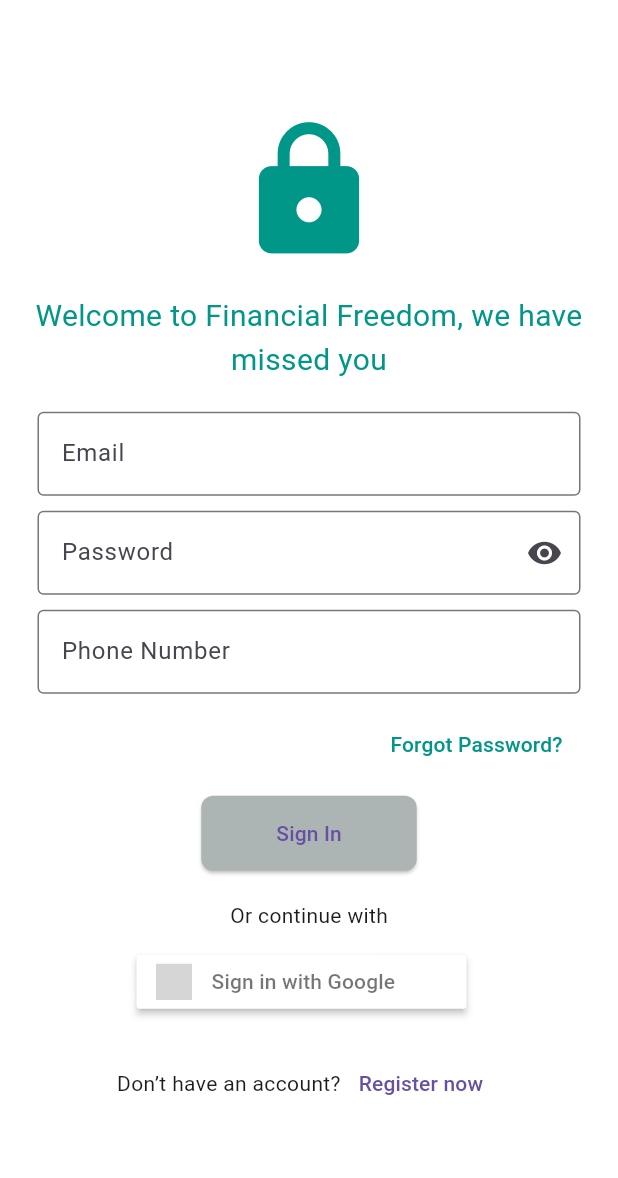
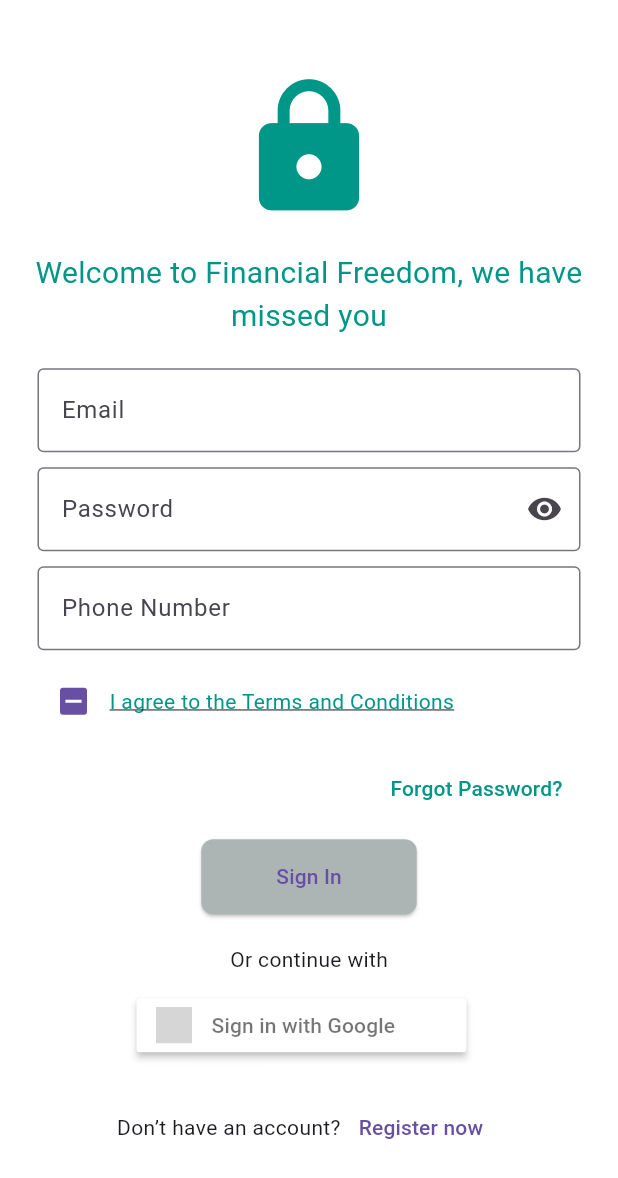
Before and after one commit to Group17-Recess/GROWGRAIL, a Flutter app: the screen it shows after launch, after a tap on "Login/Signup", on a phone screen of 412 x 824 dp. Shown: the top 1178 px of the screen. Run offline on Flutter 3.47's test engine with Material 3 defaults, Android fonts, the light colour scheme and no system bars; our stand-ins replace carousel_slider, cloud_firestore, firebase_auth, firebase_core, flutter_dotenv, flutter_signin_button and 2 more; missing offline and left inert: flutterwave_standard, googleapis; accounts and stored records are empty; network calls fail; statements that could not run were skipped; grey boxes are pictures that could not be loaded.

Commit message:
terms and conditions

```diff
--- a/lib/pages/login_page.dart
+++ b/lib/pages/login_page.dart
@@ -27,6 +27,13 @@ class _LoginPageState extends State<LoginPage> {
   final String adminPassword = 'adminSecretPassword';
 
   Future<void> _signInWithEmailAndPassword() async {
+    if (!_agreeToTerms) {
+      ScaffoldMessenger.of(context).showSnackBar(
+        const SnackBar(content: Text('You must agree to the terms and conditions')),
+      );
+      return;
+    }
+
     try {
       UserCredential userCredential = await FirebaseAuth.instance.signInWithEmailAndPassword(
         email: _emailController.text.trim(),
@@ -70,6 +77,13 @@ class _LoginPageState extends State<LoginPage> {
   }
 
   Future<void> _signInWithGoogle() async {
+    if (!_agreeToTerms) {
+      ScaffoldMessenger.of(context).showSnackBar(
+        const SnackBar(content: Text('You must agree to the terms and conditions')),
+      );
+      return;
+    }
+
     final googleSignInService = GoogleSignInService();
     final user = await googleSignInService.signInWithGoogle();
 
@@ -214,6 +228,38 @@ class _LoginPageState extends State<LoginPage> {
                 const SizedBox(height: 10),
                 Padding(
                   padding: const EdgeInsets.symmetric(horizontal: 25.0),
+                  child: Row(
+                    children: [
+                      Checkbox(
+                        value: _agreeToTerms,
+                        onChanged: (bool? value) {
+                          setState(() {
+                            _agreeToTerms = value ?? false;
+                          });
+                        },
+                      ),
+                      GestureDetector(
+                        onTap: () {
+                          // Navigate to Terms and Conditions page
+                          Navigator.push(
+                            context,
+                            MaterialPageRoute(builder: (context) => TermsAndConditionsPage()),
+                          );
+                        },
+                        child: const Text(
+                          'I agree to the Terms and Conditions',
+                          style: TextStyle(
+                            color: Colors.teal,
+                            decoration: TextDecoration.underline,
+                          ),
+                        ),
+                      ),
+                    ],
+                  ),
+                ),
+                const SizedBox(height: 10),
+                Padding(
+                  padding: const EdgeInsets.symmetric(horizontal: 25.0),
                   child: Align(
                     alignment: Alignment.centerRight,
                     child: TextButton(
@@ -274,3 +320,21 @@ class _LoginPageState extends State<LoginPage> {
     );
   }
 }
+
+class TermsAndConditionsPage extends StatelessWidget {
+  @override
+  Widget build(BuildContext context) {
+    return Scaffold(
+      appBar: AppBar(
+        title: const Text('Terms and Conditions'),
+      ),
+      body: Padding(
+        padding: const EdgeInsets.all(16.0),
+        child: Text(
+          'Here are the terms and conditions...',
+          // You can replace this with the actual terms and conditions text.
+        ),
+      ),
+    );
+  }
+}
```
